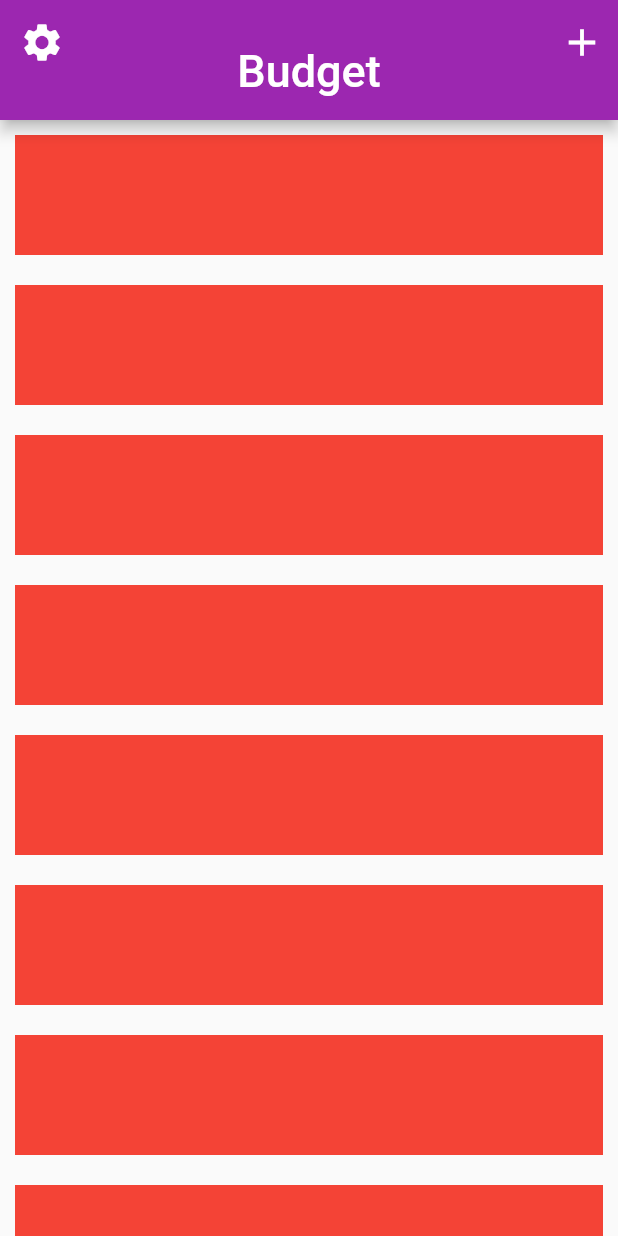
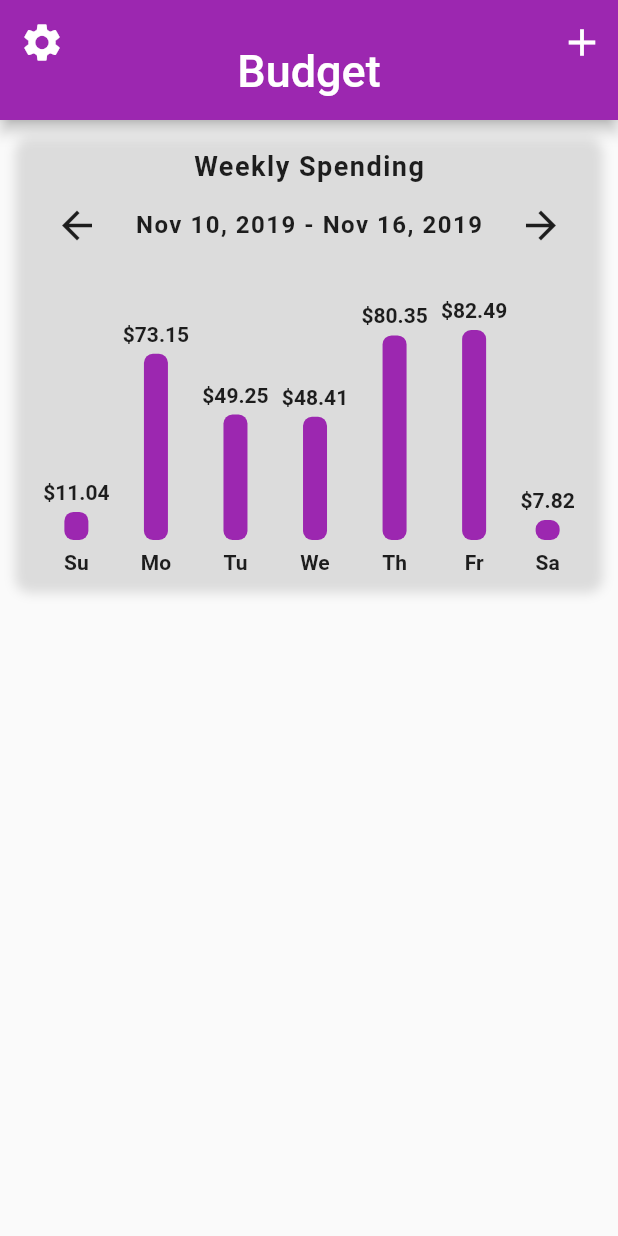
Before and after one commit to ardinbig/budget, a Flutter app: the screen it shows after launch, on a phone screen of 412 x 824 dp. Run offline on Flutter 3.47's test engine with Material 2 defaults, Android fonts, the phone set to English and light mode, and no system bars.

Commit message:
Add CharBar Widget.

```diff
--- a/lib/src/screens/home_screen.dart
+++ b/lib/src/screens/home_screen.dart
@@ -1,4 +1,7 @@
 import 'package:flutter/material.dart';
+
+import '/src/data/data.dart';
+import '/src/widgets/bar_chart.dart';
 
 class HomeScreen extends StatefulWidget {
   const HomeScreen({Key? key}) : super(key: key);
@@ -41,12 +44,21 @@ class _HomeScreenState extends State<HomeScreen> {
               delegate: SliverChildBuilderDelegate(
                 (context, i) {
                   return Container(
-                    color: Colors.red,
-                    height: 80.0,
                     margin: const EdgeInsets.all(10.0),
+                    decoration: BoxDecoration(
+                      boxShadow: [
+                        BoxShadow(
+                          color: Colors.black12,
+                          offset: Offset(0, 2),
+                          blurRadius: 6.0,
+                        ),
+                      ],
+                      borderRadius: BorderRadius.circular(10.0),
+                    ),
+                    child: BarChart(weeklySpending),
                   );
                 },
-                childCount: 10,
+                childCount: 1,
               ),
             ),
           ],
--- /dev/null
+++ b/lib/src/widgets/bar_chart.dart
@@ -0,0 +1,146 @@
+import 'package:flutter/material.dart';
+
+class BarChart extends StatelessWidget {
+  const BarChart(this.expenses, {Key? key}) : super(key: key);
+
+  final List<double> expenses;
+
+  @override
+  Widget build(BuildContext context) {
+    double mostExpensive = 0;
+
+    expenses.forEach((price) {
+      if (price > mostExpensive) mostExpensive = price;
+    });
+
+    return Padding(
+      padding: const EdgeInsets.all(10.0),
+      child: Column(
+        children: [
+          const Text(
+            "Weekly Spending",
+            style: TextStyle(
+              fontSize: 18.0,
+              fontWeight: FontWeight.bold,
+              letterSpacing: 1.0,
+            ),
+          ),
+          const SizedBox(height: 5.0),
+          Row(
+            mainAxisAlignment: MainAxisAlignment.spaceAround,
+            children: [
+              IconButton(
+                iconSize: 30.0,
+                icon: const Icon(Icons.arrow_back),
+                onPressed: () {},
+              ),
+              const Text(
+                "Nov 10, 2019 - Nov 16, 2019",
+                style: TextStyle(
+                  fontSize: 16.0,
+                  fontWeight: FontWeight.w600,
+                  letterSpacing: 1.0,
+                ),
+              ),
+              IconButton(
+                iconSize: 30.0,
+                icon: const Icon(Icons.arrow_forward),
+                onPressed: () {},
+              ),
+            ],
+          ),
+          const SizedBox(height: 25.0),
+          Row(
+            mainAxisAlignment: MainAxisAlignment.spaceEvenly,
+            crossAxisAlignment: CrossAxisAlignment.end,
+            children: [
+              Bar(
+                label: "Su",
+                amountSpent: expenses[0],
+                mostExpensive: mostExpensive,
+              ),
+              Bar(
+                label: "Mo",
+                amountSpent: expenses[1],
+                mostExpensive: mostExpensive,
+              ),
+              Bar(
+                label: "Tu",
+                amountSpent: expenses[2],
+                mostExpensive: mostExpensive,
+              ),
+              Bar(
+                label: "We",
+                amountSpent: expenses[3],
+                mostExpensive: mostExpensive,
+              ),
+              Bar(
+                label: "Th",
+                amountSpent: expenses[4],
+                mostExpensive: mostExpensive,
+              ),
+              Bar(
+                label: "Fr",
+                amountSpent: expenses[5],
+                mostExpensive: mostExpensive,
+              ),
+              Bar(
+                label: "Sa",
+                amountSpent: expenses[6],
+                mostExpensive: mostExpensive,
+              ),
+            ],
+          ),
+        ],
+      ),
+    );
+  }
+}
+
+class Bar extends StatelessWidget {
+  Bar({
+    Key? key,
+    required this.label,
+    required this.amountSpent,
+    required this.mostExpensive,
+  }) : super(key: key);
+
+  final String label;
+  final double amountSpent;
+  final double mostExpensive;
+
+  final double _maxBarHeight = 140.0;
+
+  @override
+  Widget build(BuildContext context) {
+    final barHeight = amountSpent / mostExpensive * _maxBarHeight;
+
+    return Column(
+      children: [
+        Text(
+          "\$${amountSpent.toStringAsFixed(2)}",
+          style: TextStyle(
+            fontWeight: FontWeight.w600,
+          ),
+        ),
+        const SizedBox(height: 5.0),
+        Container(
+          height: barHeight,
+          width: 16.0,
+          decoration: BoxDecoration(
+            color: Theme.of(context).primaryColor,
+            borderRadius: BorderRadius.circular(6.0),
+          ),
+        ),
+        const SizedBox(height: 7.0),
+        Text(
+          label,
+          style: TextStyle(
+            fontSize: 14.0,
+            fontWeight: FontWeight.w600,
+          ),
+        ),
+      ],
+    );
+  }
+}
```
